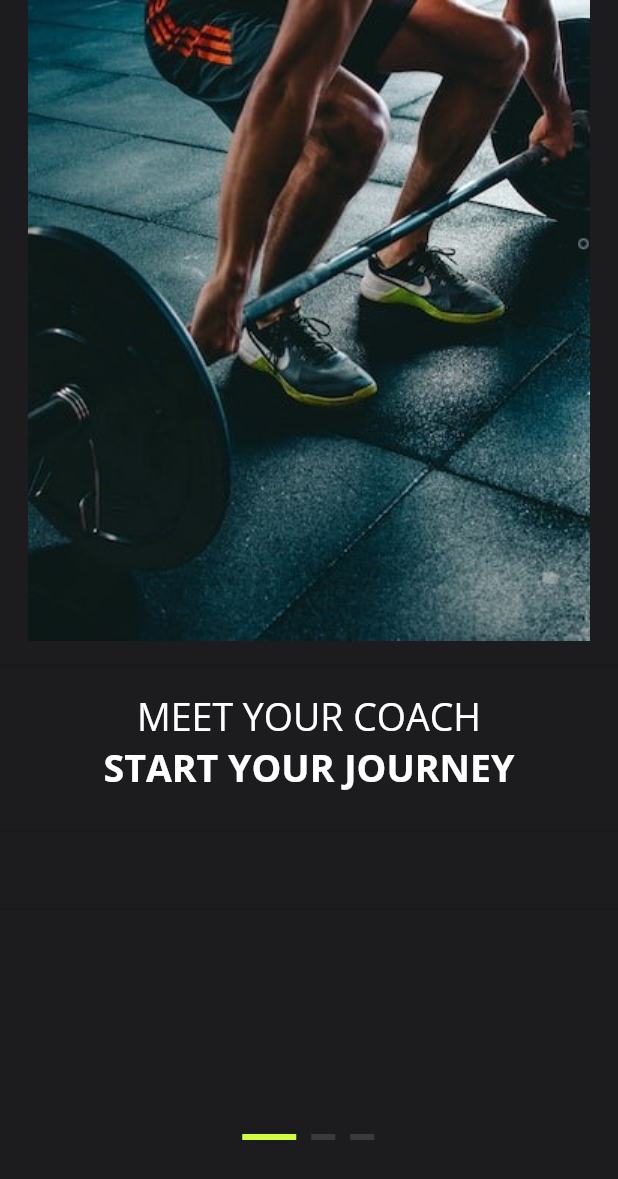
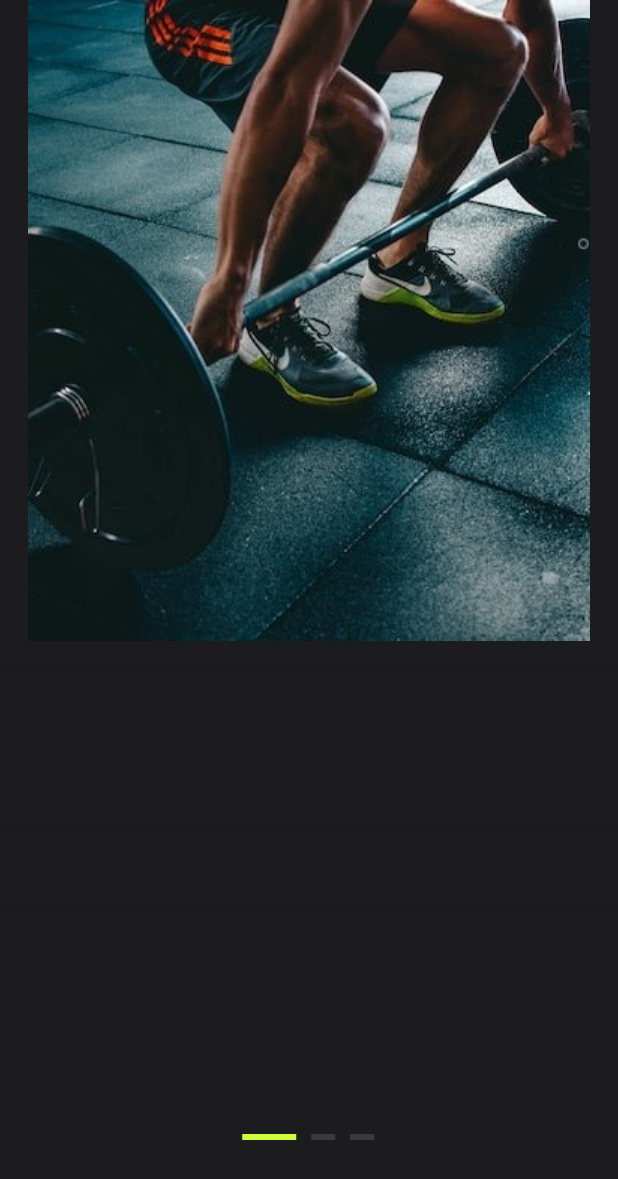
Before and after one commit to YesidWork2804/app_gym_flutter, a Flutter app: the screen it shows after launch, on a phone screen of 412 x 824 dp. Shown: the top 1179 px of the screen. Run offline on Flutter 3.47's test engine with Material 2 defaults, Android fonts, the light colour scheme and no system bars.

Commit message:
Creacion de la pagina agePage

```diff
--- a/lib/components/colors/list_Colors.dart
+++ b/lib/components/colors/list_Colors.dart
@@ -5,7 +5,7 @@ class ColorList {
     'primary': Color.fromRGBO(28, 28, 30, 1),
     'secondary': Color.fromRGBO(208, 253, 62, 1),
     'tertiary': Color.fromRGBO(58, 58, 60, 1),
-    'quaternary': Color.fromRGBO(0, 0, 0, 1),
+    'quaternary': Color.fromRGBO(44, 44, 46, 1),
     'quinary': Colors.purple,
     'white': Colors.white,
     'black': Color.fromRGBO(0, 0, 0, 1),
--- /dev/null
+++ b/lib/domain/providers/AppProvider.dart
@@ -0,0 +1,29 @@
+import 'package:flutter/cupertino.dart';
+import 'package:flutter/foundation.dart';
+
+/// Mix-in [DiagnosticableTreeMixin] to have access to [debugFillProperties] for the devtool
+// ignore: prefer_mixin
+class AppProvider with ChangeNotifier, DiagnosticableTreeMixin {
+  double _count = 0;
+  double get count => _count;
+
+  void updatePageOmboardaing(double count) {
+    _count = count;
+    notifyListeners();
+  }
+
+  int _buttonGender = 1;
+  int get buttonGender => _buttonGender;
+
+  void updateButtonGender(int buttonGender) {
+    _buttonGender = buttonGender;
+    notifyListeners();
+  }
+
+  /// Makes `Counter` readable inside the devtools by listing all of its properties
+  // @override
+  // void debugFillProperties(DiagnosticPropertiesBuilder properties) {
+  //   super.debugFillProperties(properties);
+  //   // properties.add(IntProperty('count',  ));
+  // }
+}
--- a/lib/domain/providers/OnboardingPageProvider.dart
+++ /dev/null
@@ -1,22 +0,0 @@
-import 'package:flutter/cupertino.dart';
-import 'package:flutter/foundation.dart';
-
-/// Mix-in [DiagnosticableTreeMixin] to have access to [debugFillProperties] for the devtool
-// ignore: prefer_mixin
-class OnboardingPageProvider with ChangeNotifier, DiagnosticableTreeMixin {
-  double _count = 0;
-
-  double get count => _count;
-
-  void update(double count) {
-    _count = count;
-    notifyListeners();
-  }
-
-  /// Makes `Counter` readable inside the devtools by listing all of its properties
-  @override
-  void debugFillProperties(DiagnosticPropertiesBuilder properties) {
-    super.debugFillProperties(properties);
-    // properties.add(IntProperty('count',  ));
-  }
-}
--- a/lib/main.dart
+++ b/lib/main.dart
@@ -1,9 +1,11 @@
 // ignore_for_file: public_member_api_docs, lines_longer_than_80_chars
+import 'package:app_gym_flutter/ui/pages/gender/genderPage.dart';
 import 'package:app_gym_flutter/ui/pages/splash/splash_page.dart';
 import 'package:flutter/material.dart';
 import 'package:provider/provider.dart';
 
-import 'domain/providers/OnboardingPageProvider.dart';
+import 'domain/providers/AppProvider.dart';
+import 'ui/pages/age/agePage.dart';
 
 /// This is a reimplementation of the default Flutter application using provider + [ChangeNotifier].
 
@@ -11,7 +13,9 @@ void main() {
   runApp(
     MultiProvider(
       providers: [
-        ChangeNotifierProvider(create: (_) => OnboardingPageProvider()),
+        ChangeNotifierProvider(
+          create: (context) => AppProvider(),
+        ),
       ],
       child: const MyApp(),
     ),
@@ -26,7 +30,11 @@ class MyApp extends StatelessWidget {
     return MaterialApp(
       debugShowCheckedModeBanner: false,
       initialRoute: '/splash',
-      routes: {'/splash': (_) => const Splash_Page()},
+      routes: {
+        '/splash': (_) => const Splash_Page(),
+        '/gender': (_) => const GenderPage(),
+        '/age': (_) => const AgePage(),
+      },
     );
   }
 }
--- a/lib/ui/pages/onboarding/onboarding_page.dart
+++ b/lib/ui/pages/onboarding/onboardingPage.dart
@@ -1,19 +1,20 @@
-import 'package:app_gym_flutter/domain/providers/OnboardingPageProvider.dart';
+import 'package:app_gym_flutter/domain/providers/AppProvider.dart';
 import 'package:app_gym_flutter/ui/pages/onboarding/widgets/imageOnboarding.dart';
-import 'package:app_gym_flutter/ui/pages/onboarding/widgets/textOnboarding.dart';
 import 'package:app_gym_flutter/ui/widgets/customButtonWidgets.dart';
 import 'package:flutter/material.dart';
 import 'package:provider/provider.dart';
 import '../../../components/colors/list_Colors.dart';
-import '../gender/genderPage.dart';
+import '../../widgets/textApp.dart';
 import 'widgets/sideScrollBar.dart';
 
-class Onboarding_page extends StatefulWidget {
+class OnboardingPage extends StatefulWidget {
+  const OnboardingPage({super.key});
+
   @override
-  State<Onboarding_page> createState() => _Onboarding_pageState();
+  State<OnboardingPage> createState() => _OnboardingPageState();
 }
 
-class _Onboarding_pageState extends State<Onboarding_page> {
+class _OnboardingPageState extends State<OnboardingPage> {
   late PageController _pageController;
 
   @override
@@ -30,7 +31,8 @@ class _Onboarding_pageState extends State<Onboarding_page> {
 
   @override
   Widget build(BuildContext context) {
-    var myProvider = Provider.of<OnboardingPageProvider>(context);
+    final myProvider = Provider.of<AppProvider>(context);
+
     return Scaffold(
       backgroundColor: ColorList.colors['primary'],
       body: SafeArea(
@@ -58,7 +60,7 @@ class _Onboarding_pageState extends State<Onboarding_page> {
                     itemCount: demo_data.length,
                     controller: _pageController,
                     onPageChanged: (value) =>
-                        {myProvider.update(value.toDouble())},
+                        {myProvider.updatePageOmboardaing(value.toDouble())},
                     itemBuilder: (context, index) => Column(
                       children: [
                         Stack(
@@ -70,20 +72,30 @@ class _Onboarding_pageState extends State<Onboarding_page> {
                           ],
                         ),
                         const Divider(height: 33),
-                        textOnboarding(
-                            fontSize: 25.0,
-                            textBold: demo_data[index].textBold,
-                            textNormal: demo_data[index].textNormal),
+                        textApp(
+                          fontWeight: FontWeight.normal,
+                          fontSize: 25.0,
+                          text: demo_data[index].textNormal,
+                          textColor: ColorList.colors['primary'],
+                        ),
+                        textApp(
+                          fontWeight: FontWeight.w700,
+                          fontSize: 25.0,
+                          text: demo_data[index].textBold,
+                          textColor: ColorList.colors['primary'],
+                        ),
                         const Divider(height: 52),
                         index == 2
                             ? customButtonWidgets(
                                 onPressed: () {
                                   // pushReplacement
-                                  Navigator.push(
-                                      context,
-                                      MaterialPageRoute(
-                                          builder: (context) =>
-                                              const GenderPage()));
+                                  Navigator.pushReplacementNamed(
+                                      context, '/gender');
+                                  // Navigator.push(
+                                  //     context,
+                                  //     MaterialPageRoute(
+                                  //         builder: (context) =>
+                                  //             const GenderPage()));
                                 },
                                 height: 50.0,
                                 width: 156.0,
--- a/lib/ui/pages/onboarding/widgets/sideScrollBar.dart
+++ b/lib/ui/pages/onboarding/widgets/sideScrollBar.dart
@@ -2,10 +2,10 @@ import 'package:flutter/cupertino.dart';
 import 'package:provider/provider.dart';
 
 import '../../../../components/colors/list_Colors.dart';
-import '../../../../domain/providers/OnboardingPageProvider.dart';
+import '../../../../domain/providers/AppProvider.dart';
 
 Widget sideScrollBar({context, page: double}) {
-  var myProvider = Provider.of<OnboardingPageProvider>(context);
+  var myProvider = Provider.of<AppProvider>(context);
 
   return Container(
     height: 4,
--- a/lib/ui/pages/onboarding/widgets/textOnboarding.dart
+++ /dev/null
@@ -1,26 +0,0 @@
-import 'package:flutter/material.dart';
-
-import '../../../../components/colors/list_Colors.dart';
-
-Widget textOnboarding(
-    {textNormal = String, textBold = String, fontSize = double}) {
-  return Column(
-    children: [
-      Text(
-        textNormal,
-        style: TextStyle(
-            color: ColorList.colors['white'],
-            fontSize: fontSize,
-            fontFamily: "OpenSans"),
-      ),
-      Text(
-        textBold,
-        style: TextStyle(
-            color: ColorList.colors['white'],
-            fontSize: fontSize,
-            fontWeight: FontWeight.w600,
-            fontFamily: "OpenSans"),
-      )
-    ],
-  );
-}
--- a/lib/ui/pages/splash/splash_page.dart
+++ b/lib/ui/pages/splash/splash_page.dart
@@ -1,6 +1,6 @@
 import 'package:flutter/material.dart';
 
-import '../Onboarding/onboarding_page.dart';
+import '../onboarding/onboardingPage.dart';
 
 class Splash_Page extends StatefulWidget {
   const Splash_Page({Key? key}) : super(key: key);
@@ -20,7 +20,7 @@ class _Splash_PageState extends State<Splash_Page> {
     await Future.delayed(const Duration(milliseconds: 1500), () {});
     // ignore: use_build_context_synchronously
     Navigator.pushReplacement(
-        context, MaterialPageRoute(builder: (context) => Onboarding_page()));
+        context, MaterialPageRoute(builder: (context) => OnboardingPage()));
   }
 
   @override
--- /dev/null
+++ b/lib/ui/widgets/textApp.dart
@@ -0,0 +1,23 @@
+import 'package:flutter/material.dart';
+
+import '../../components/colors/list_Colors.dart';
+
+Widget textApp(
+    {text = String,
+    fontSize = double,
+    fontWeight = FontWeight,
+    textColor = ColorList}) {
+  return Column(
+    children: [
+      Text(
+        text,
+        style: TextStyle(
+            color: textColor,
+            fontSize: fontSize,
+            fontFamily: "OpenSans",
+            fontWeight: fontWeight),
+        textAlign: TextAlign.center,
+      ),
+    ],
+  );
+}
```
Also changed, not shown: lib/ui/pages/age/agePage.dart (added, +58 -0 lines), lib/ui/pages/gender/genderPage.dart (+79 -9 lines), lib/ui/pages/gender/widgets/genderButton.dart (added, +36 -0 lines), lib/ui/widgets/buttonRecoil.dart (added, +20 -0 lines).
